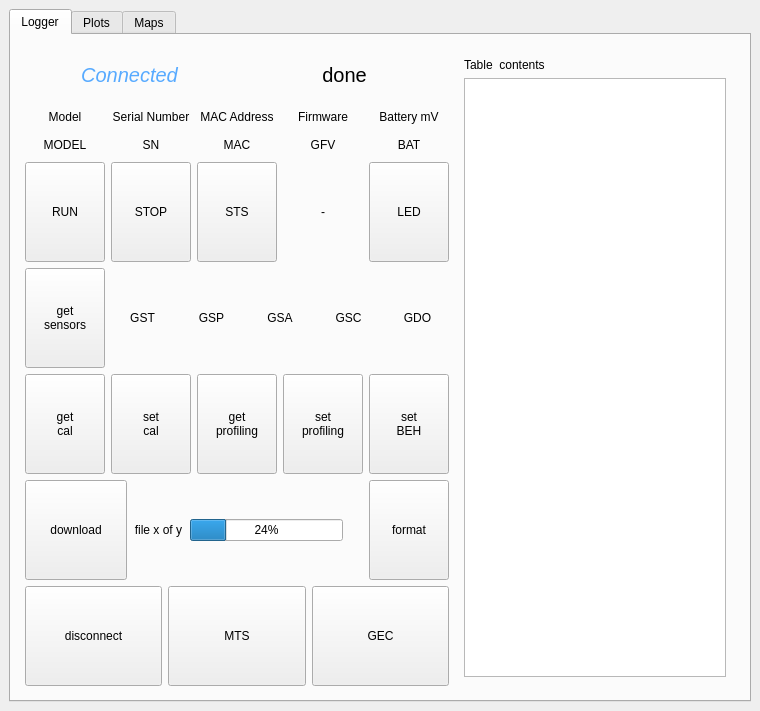
The window that bix/gui/gui.ui (LowellInstruments/bix) describes before a commit, drawn with Qt 5.
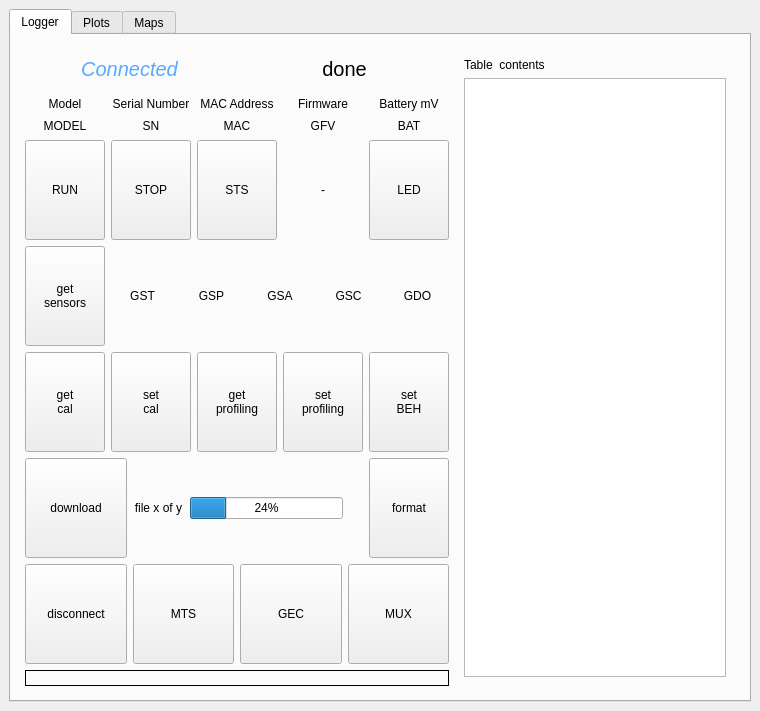
The same window after the commit. The open tabs and pages were chosen to show the change.

Patch:
```diff
--- a/bix/gui/gui.ui
+++ b/bix/gui/gui.ui
@@ -179,7 +179,7 @@
             <item>
              <layout class="QHBoxLayout" name="horizontalLayout_2" stretch="4,3">
               <item>
-               <layout class="QVBoxLayout" name="verticalLayout_4" stretch="1,1,1,1,1,1,1">
+               <layout class="QVBoxLayout" name="verticalLayout_4" stretch="1,1,1,1,1,1,1,0">
                 <item>
                  <layout class="QHBoxLayout" name="horizontalLayout_13">
                   <item>
@@ -647,7 +647,7 @@
                  </layout>
                 </item>
                 <item>
-                 <layout class="QHBoxLayout" name="horizontalLayout_8" stretch="1,1,1">
+                 <layout class="QHBoxLayout" name="horizontalLayout_8" stretch="1,1,1,1">
                   <item>
                    <widget class="QPushButton" name="btn_disconnect">
                     <property name="minimumSize">
@@ -687,8 +687,34 @@
                     </property>
                    </widget>
                   </item>
+                  <item>
+                   <widget class="QPushButton" name="btn_mux">
+                    <property name="minimumSize">
+                     <size>
+                      <width>0</width>
+                      <height>100</height>
+                     </size>
+                    </property>
+                    <property name="text">
+                     <string>MUX</string>
+                    </property>
+                   </widget>
+                  </item>
                  </layout>
                 </item>
+                <item>
+                 <widget class="QLabel" name="lbl_result">
+                  <property name="frameShape">
+                   <enum>QFrame::Box</enum>
+                  </property>
+                  <property name="text">
+                   <string/>
+                  </property>
+                  <property name="alignment">
+                   <set>Qt::AlignCenter</set>
+                  </property>
+                 </widget>
+                </item>
                </layout>
               </item>
               <item>
```
Left out of the diff: 4 changed lines with no effect on the pictures.
